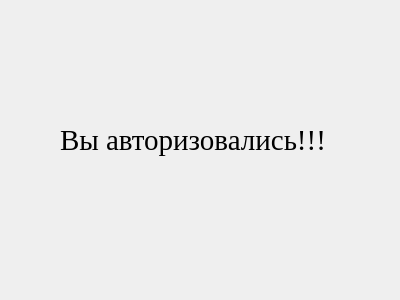
Prazdnic-Moscow/chat, file MyApplication/secondwindow.ui: the form before one commit.
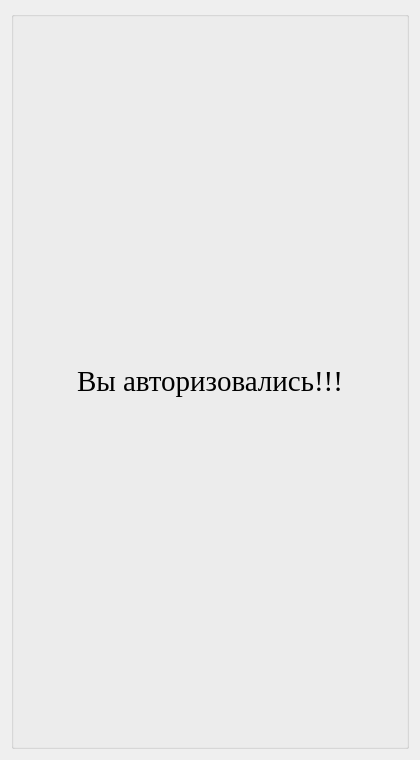
The form after the commit.

Diff of the .ui file:
```diff
--- a/MyApplication/secondwindow.ui
+++ b/MyApplication/secondwindow.ui
@@ -6,32 +6,55 @@
    <rect>
     <x>0</x>
     <y>0</y>
-    <width>400</width>
-    <height>300</height>
+    <width>420</width>
+    <height>760</height>
    </rect>
   </property>
+  <property name="minimumSize">
+   <size>
+    <width>420</width>
+    <height>760</height>
+   </size>
+  </property>
   <property name="windowTitle">
    <string>Dialog</string>
   </property>
+  <property name="styleSheet">
+   <string notr="true">secondwindow
+{
+ background: qlineargradient(x1:0, y1:0, x2:1, y2:1, stop:0 #1a1a1a, stop:0.5	              #2d2d2d, stop:1 #1a1a1a);
+}</string>
+  </property>
+  <layout class="QVBoxLayout" name="verticalLayout">
+   <item>
+    <widget class="QGroupBox" name="groupBox">
+     <property name="title">
+      <string/>
+     </property>
+     <layout class="QHBoxLayout" name="horizontalLayout">
+      <item>
   <widget class="QLabel" name="label">
-   <property name="geometry">
-    <rect>
-     <x>60</x>
-     <y>30</y>
-     <width>311</width>
-     <height>221</height>
-    </rect>
-   </property>
    <property name="font">
     <font>
      <family>Times New Roman</family>
      <pointsize>22</pointsize>
     </font>
    </property>
+        <property name="styleSheet">
+         <string notr="true">color white;</string>
+        </property>
    <property name="text">
     <string>Вы авторизовались!!!</string>
    </property>
-  </widget>
+        <property name="alignment">
+         <set>Qt::AlignmentFlag::AlignCenter</set>
+        </property>
+       </widget>
+      </item>
+     </layout>
+    </widget>
+   </item>
+  </layout>
  </widget>
  <resources/>
  <connections/>
```
Lines whose indentation alone changed are shown as unchanged.
